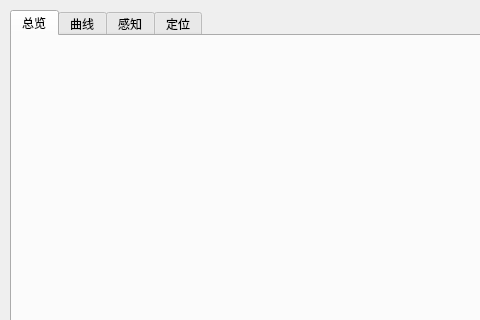
Before: the Qt Designer form resources/original.ui in smilefacehh/QtViz, drawn with Qt 5; both pictures show x 0 to 480 and y 0 to 320 of the 1024 by 768 pixel window.
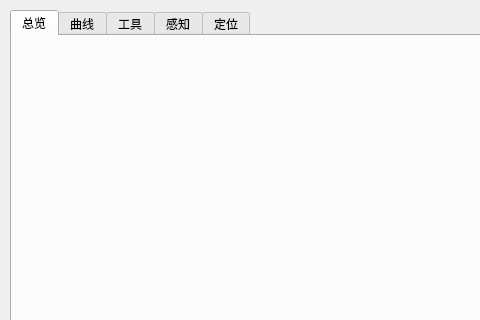
After: the same form once the commit is applied. The open tabs and pages were chosen to show the change.

What changed in the file:
```diff
--- a/resources/original.ui
+++ b/resources/original.ui
@@ -59,10 +59,15 @@
     </widget>
     <widget class="QWidget" name="tab3">
      <attribute name="title">
-      <string>感知</string>
+      <string>工具</string>
      </attribute>
     </widget>
     <widget class="QWidget" name="tab4">
+     <attribute name="title">
+      <string>感知</string>
+     </attribute>
+    </widget>
+    <widget class="QWidget" name="tab5">
      <attribute name="title">
       <string>定位</string>
      </attribute>
```
Left out of the diff: 4 changed lines with no effect on the pictures.
